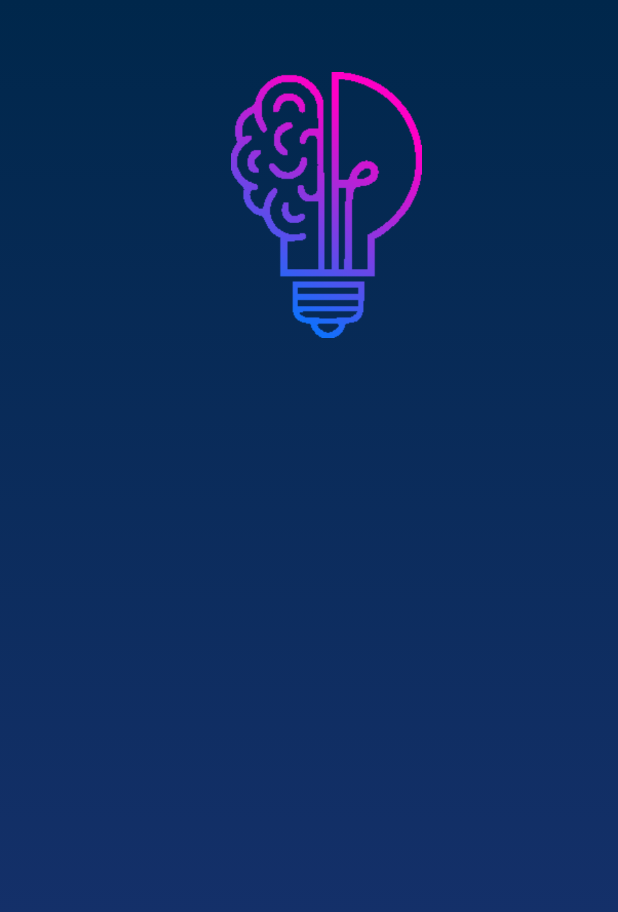
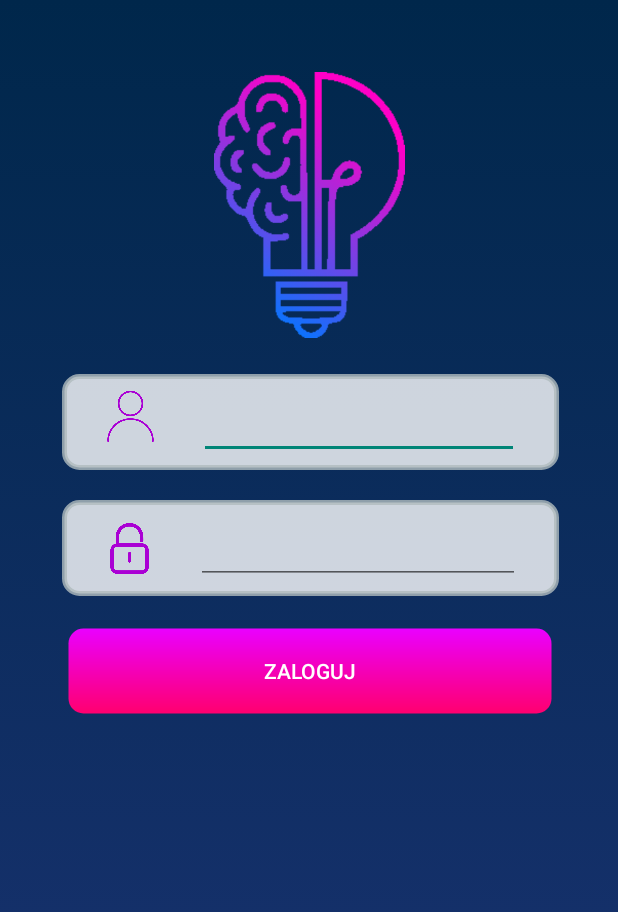
Before and after one commit to PatrykWAT/CodeHussarBeHealthy, an Android app: the screen it shows after launch (MainActivity), on a phone screen of 412 x 824 dp. Shown: the top 912 px of the screen. Run offline under Robolectric (Android 15) with nearby library versions, the phone set to English and light mode, and no system bars.

Commit message:
Login Screen

```diff
--- /dev/null
+++ b/app/src/main/res/drawable/button.xml
@@ -0,0 +1,10 @@
+<?xml version="1.0" encoding="UTF-8"?>
+<shape xmlns:android="http://schemas.android.com/apk/res/android">
+    <gradient android:angle="90"
+        android:endColor="#ea00ff"
+        android:startColor="#ff006f"
+        android:type="linear" />
+    <stroke android:width="3dp" android:color="#00b1bcbe" />
+    <corners android:radius="10dp"/>
+    <padding android:left="0dp" android:top="0dp" android:right="0dp" android:bottom="0dp" />
+</shape>
--- /dev/null
+++ b/app/src/main/res/drawable/login.xml
@@ -0,0 +1,7 @@
+<?xml version="1.0" encoding="UTF-8"?>
+<shape xmlns:android="http://schemas.android.com/apk/res/android">
+    <solid android:color="#FFFFFF"/>
+    <stroke android:width="3dp" android:color="#B1BCBE" />
+    <corners android:radius="10dp"/>
+    <padding android:left="0dp" android:top="0dp" android:right="0dp" android:bottom="0dp" />
+</shape>
--- a/app/src/main/res/layout/activity_main.xml
+++ b/app/src/main/res/layout/activity_main.xml
@@ -15,8 +15,106 @@
         android:layout_marginTop="48dp"
         android:layout_marginEnd="8dp"
         app:layout_constraintEnd_toEndOf="parent"
-        app:layout_constraintHorizontal_bias="0.543"
+        app:layout_constraintHorizontal_bias="0.502"
         app:layout_constraintStart_toStartOf="parent"
         app:layout_constraintTop_toTopOf="parent"
         app:srcCompat="@drawable/logo" />
+
+    <ImageView
+        android:id="@+id/imageView4"
+        android:layout_width="331dp"
+        android:layout_height="64dp"
+        android:layout_marginStart="8dp"
+        android:layout_marginTop="24dp"
+        android:layout_marginEnd="8dp"
+        android:alpha="0.8"
+        app:layout_constraintEnd_toEndOf="parent"
+        app:layout_constraintHorizontal_bias="0.513"
+        app:layout_constraintStart_toStartOf="parent"
+        app:layout_constraintTop_toBottomOf="@+id/imageView"
+        app:srcCompat="@drawable/login" />
+
+    <ImageView
+        android:id="@+id/imageView5"
+        android:layout_width="331dp"
+        android:layout_height="64dp"
+        android:layout_marginStart="8dp"
+        android:layout_marginTop="20dp"
+        android:layout_marginEnd="8dp"
+        android:alpha="0.8"
+        app:layout_constraintEnd_toEndOf="parent"
+        app:layout_constraintHorizontal_bias="0.513"
+        app:layout_constraintStart_toStartOf="parent"
+        app:layout_constraintTop_toBottomOf="@+id/imageView4"
+        app:srcCompat="@drawable/login" />
+
+    <Button
+        android:id="@+id/button"
+        android:layout_width="325dp"
+        android:layout_height="60dp"
+        android:layout_marginStart="8dp"
+        android:layout_marginTop="20dp"
+        android:layout_marginEnd="8dp"
+        android:background="@drawable/button"
+        android:text="Zaloguj"
+        android:textColor="@android:color/white"
+        app:layout_constraintEnd_toEndOf="parent"
+        app:layout_constraintHorizontal_bias="0.506"
+        app:layout_constraintStart_toStartOf="parent"
+        app:layout_constraintTop_toBottomOf="@+id/imageView5" />
+
+    <EditText
+        android:id="@+id/editText"
+        android:layout_width="wrap_content"
+        android:layout_height="wrap_content"
+        android:contentDescription="Login"
+        android:ems="10"
+        android:inputType="textPersonName"
+        app:layout_constraintBottom_toBottomOf="@+id/imageView4"
+        app:layout_constraintEnd_toEndOf="@+id/imageView4"
+        app:layout_constraintHorizontal_bias="0.775"
+        app:layout_constraintStart_toStartOf="@+id/imageView4"
+        app:layout_constraintTop_toTopOf="@+id/imageView4"
+        app:layout_constraintVertical_bias="0.611"
+        tools:text="Login" />
+
+    <EditText
+        android:id="@+id/editText2"
+        android:layout_width="216dp"
+        android:layout_height="wrap_content"
+        android:ems="10"
+        android:inputType="numberPassword"
+        app:layout_constraintBottom_toBottomOf="@+id/imageView5"
+        app:layout_constraintEnd_toEndOf="@+id/imageView5"
+        app:layout_constraintHorizontal_bias="0.773"
+        app:layout_constraintStart_toStartOf="@+id/imageView5"
+        app:layout_constraintTop_toTopOf="@+id/imageView5"
+        app:layout_constraintVertical_bias="0.555" />
+
+    <ImageView
+        android:id="@+id/imageView6"
+        android:layout_width="50dp"
+        android:layout_height="34dp"
+        android:layout_marginStart="8dp"
+        android:layout_marginTop="8dp"
+        android:layout_marginEnd="8dp"
+        android:layout_marginBottom="8dp"
+        app:layout_constraintBottom_toBottomOf="@+id/editText"
+        app:layout_constraintEnd_toStartOf="@+id/editText"
+        app:layout_constraintStart_toStartOf="@+id/imageView4"
+        app:layout_constraintTop_toTopOf="@+id/imageView4"
+        app:srcCompat="@drawable/user" />
+
+    <ImageView
+        android:id="@+id/imageView7"
+        android:layout_width="50dp"
+        android:layout_height="34dp"
+        android:layout_marginStart="8dp"
+        android:layout_marginEnd="8dp"
+        app:layout_constraintBottom_toBottomOf="@+id/imageView5"
+        app:layout_constraintEnd_toStartOf="@+id/editText2"
+        app:layout_constraintStart_toStartOf="@+id/imageView5"
+        app:layout_constraintTop_toTopOf="@+id/imageView5"
+        app:srcCompat="@drawable/password" />
+
 </android.support.constraint.ConstraintLayout>
```
Also changed, not shown: app/src/main/res/drawable/password.png (added), app/src/main/res/drawable/user.png (added).
